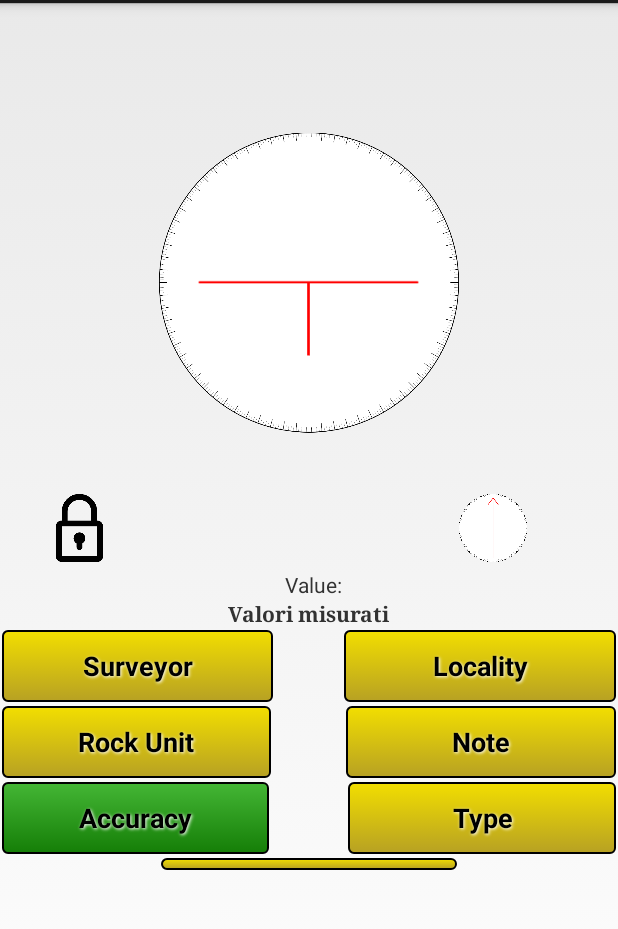
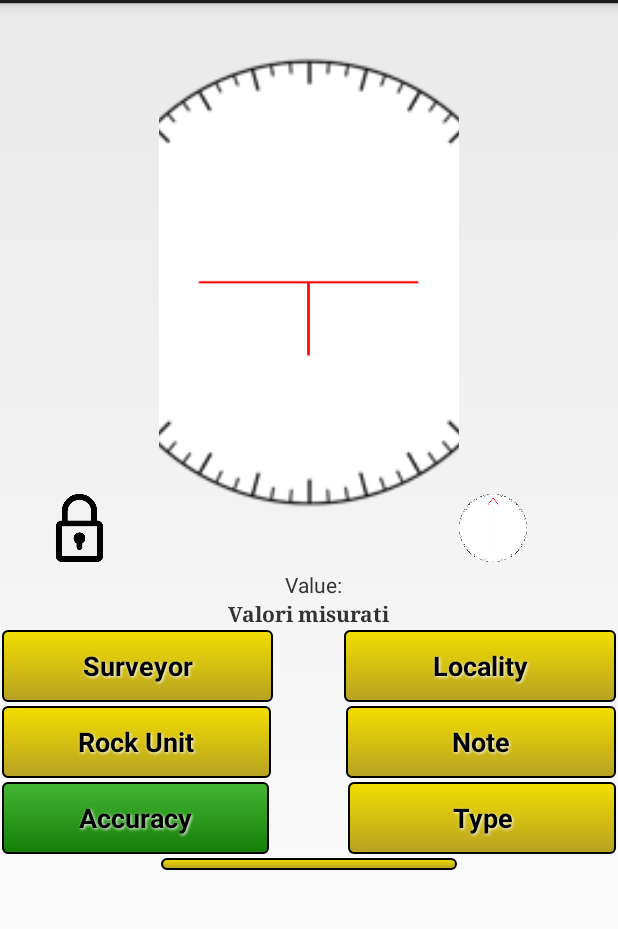
Before and after one commit to rossia/beedip, an Android app: the layout fragment_compass.xml on its own in the app's theme, with its tools: preview values and no code run, on a phone screen of 412 x 824 dp, the part 69-998 px from its top. Run offline under Robolectric (Android 15) with nearby library versions, the phone set to English and light mode, and no system bars.

```diff
--- a/beedip/src/main/res/layout/fragment_compass.xml
+++ b/beedip/src/main/res/layout/fragment_compass.xml
@@ -118,24 +118,24 @@
         android:id="@+id/bigClockface"
         android:layout_width="200dp"
         android:layout_height="200dp"
-        android:background="@null"
-        android:scaleType="fitCenter"
-        android:src="@drawable/cfacetwo"
         android:layout_above="@+id/title"
+        android:layout_alignParentTop="true"
         android:layout_centerHorizontal="true"
         android:layout_marginBottom="5dp"
-        android:layout_alignParentTop="true" />
+        android:background="@null"
+        android:scaleType="centerCrop"
+        android:src="@drawable/cftwo" />
 
     <ImageButton
         android:id="@+id/littleClockface"
         android:layout_width="45dp"
         android:layout_height="45dp"
-        android:scaleType="fitCenter"
-        android:src="@drawable/cfacetwo"
+        android:layout_alignBottom="@+id/bigClockface"
+        android:layout_toEndOf="@+id/bigClockface"
+        android:layout_toRightOf="@+id/bigClockface"
         android:background="@null"
-        android:layout_alignBottom="@+id/bigClockface"
-        android:layout_toRightOf="@+id/bigClockface"
-        android:layout_toEndOf="@+id/bigClockface" />
+        android:scaleType="centerCrop"
+        android:src="@drawable/cfaceone" />
 
     <ImageView
         android:id="@+id/littleIndicator"
@@ -144,10 +144,11 @@
         android:scaleType="fitCenter"
         android:src="@drawable/arrow"
         android:layout_alignBottom="@+id/littleClockface"
+        android:layout_alignRight="@+id/littleClockface"
+        android:layout_alignEnd="@+id/littleClockface"
+        android:layout_alignTop="@+id/littleClockface"
         android:layout_toRightOf="@+id/bigClockface"
-        android:layout_alignTop="@+id/littleClockface"
-        android:layout_alignRight="@+id/littleClockface"
-        android:layout_alignEnd="@+id/littleClockface" />
+        android:layout_toEndOf="@+id/bigClockface" />
 
     <ImageView
         android:id="@+id/bigIndicator"
```
Also changed, not shown: beedip/src/main/res/drawable-hdpi/cfone.png (added), beedip/src/main/res/drawable-hdpi/cftwo.png (added), beedip/src/main/res/drawable-mdpi/cfone.png (added), beedip/src/main/res/drawable-mdpi/cftwo.png (added), beedip/src/main/res/drawable-xhdpi/cfone.png (added), beedip/src/main/res/drawable-xhdpi/cftwo.png (added), beedip/src/main/res/drawable-xxhdpi/cfone.png (added), beedip/src/main/res/drawable-xxhdpi/cftwo.png (added).
